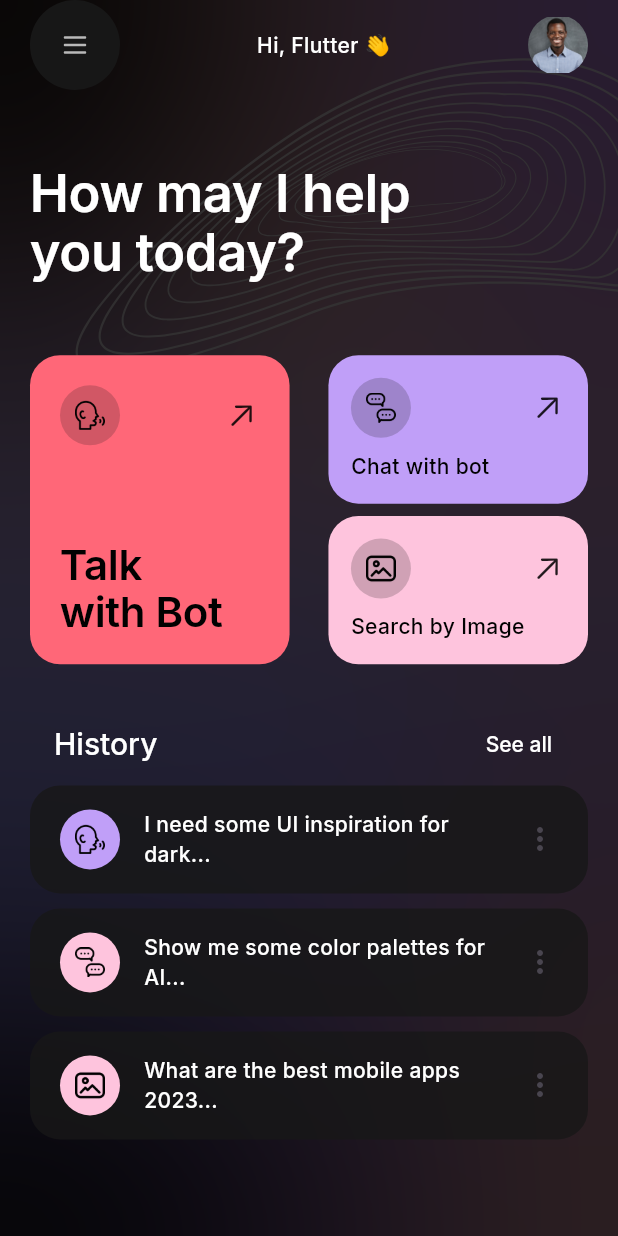
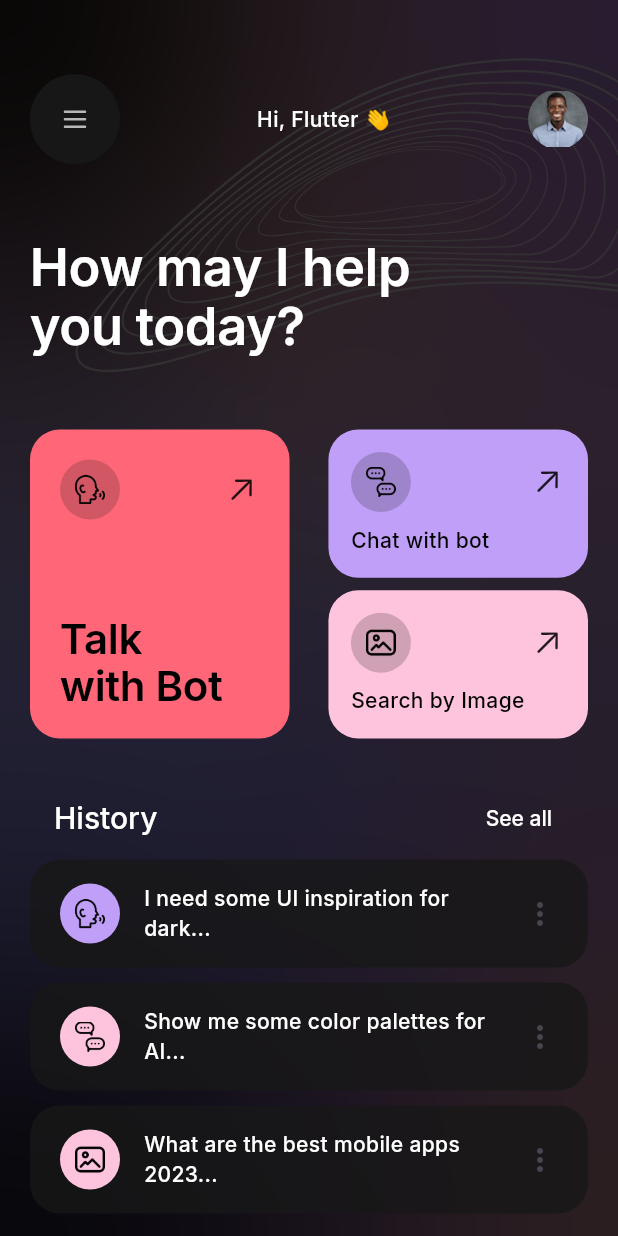
Before and after one commit to yunweneric/flutter-open-ui, a Flutter app: the screen it shows after launch, after a tap on "Get Started", on a phone screen of 412 x 824 dp. Run offline on Flutter 3.47's test engine with Material 3 defaults, Android fonts, the phone set to English and light mode, and no system bars; our stand-ins replace flutter_svg, google_fonts, lottie.

```diff
--- a/lib/main.dart
+++ b/lib/main.dart
@@ -15,7 +15,7 @@ class MyApp extends StatelessWidget {
   Widget build(BuildContext context) {
     return MaterialApp(
       debugShowCheckedModeBanner: false,
-      title: 'Bot',
+      title: 'Flutter Bot',
       theme: ThemeData(
         primaryColorLight: AppColors.white,
         primaryColorDark: AppColors.bgColor,
--- a/lib/screens/chat_screen.dart
+++ b/lib/screens/chat_screen.dart
@@ -26,7 +26,7 @@ class _ChatScreenState extends State<ChatScreen> with SingleTickerProviderStateM
   bool isAnimating = false;
   @override
   void initState() {
-    controller = AnimationController(duration: Duration(milliseconds: 2000), vsync: this);
+    controller = AnimationController(duration: Duration(milliseconds: 8000), vsync: this);
     final Animation<double> curve = CurvedAnimation(parent: controller!, curve: Curves.easeInOutBack);
     animateRotation = Tween<double>(begin: 0, end: pi * 2).animate(curve);
     scaleAnimation = Tween<double>(begin: 1.1, end: 1).animate(curve);
--- a/lib/screens/home_screen.dart
+++ b/lib/screens/home_screen.dart
@@ -48,7 +48,7 @@ class _HomeScreenState extends State<HomeScreen> with SingleTickerProviderStateM
     SystemChrome.setEnabledSystemUIMode(SystemUiMode.manual, overlays: [SystemUiOverlay.top]);
     return AnnotatedRegion(
       value: SystemUiOverlayStyle(
-        statusBarColor: Theme.of(context).scaffoldBackgroundColor.withOpacity(0.8),
+        statusBarColor: Theme.of(context).scaffoldBackgroundColor.withOpacity(0),
       ),
       child: Scaffold(
         body: Stack(
@@ -68,8 +68,7 @@ class _HomeScreenState extends State<HomeScreen> with SingleTickerProviderStateM
                 height: AppSizing.height(context) * 0.4,
               ),
             ),
-            SafeArea(
-              child: Container(
+            Container(
               color: Theme.of(context).scaffoldBackgroundColor.withOpacity(0.8),
               width: AppSizing.width(context),
               height: AppSizing.height(context),
@@ -78,6 +77,7 @@ class _HomeScreenState extends State<HomeScreen> with SingleTickerProviderStateM
                 child: Column(
                   crossAxisAlignment: CrossAxisAlignment.start,
                   children: [
+                    AppSizing.k30(context),
                     appbar(context),
                     AppSizing.k30(context),
                     Text("How may I help\nyou today?", style: Theme.of(context).textTheme.displayLarge),
@@ -86,7 +86,6 @@ class _HomeScreenState extends State<HomeScreen> with SingleTickerProviderStateM
                     AppSizing.k20(context),
                     listItems(context),
                   ],
-                  ),
                 ),
               ),
             ),
--- a/lib/screens/splash_screen.dart
+++ b/lib/screens/splash_screen.dart
@@ -58,7 +58,7 @@ class _SplashScreenState extends State<SplashScreen> with SingleTickerProviderSt
                     AppAsset.splash_grid,
                     color: Colors.white.withOpacity(0.3),
                     width: AppSizing.width(context),
-                    height: AppSizing.height(context) * 0.6,
+                    // height: AppSizing.height(context) * 0.6,
                     fit: BoxFit.cover,
                   ),
                 );
@@ -91,14 +91,14 @@ class _SplashScreenState extends State<SplashScreen> with SingleTickerProviderSt
                         },
                       ),
                       AppSizing.k20(context),
-                      AppSizing.k20(context),
+                      // AppSizing.k20(context),
                     ],
                   ),
                   Container(
                     // color: AppColors.pink,
                     alignment: Alignment.center,
                     height: AppSizing.height(context) * 0.5,
-                    child: Transform.scale(scale: 1.2, child: Image.asset(AppAsset.botImage)),
+                    child: Transform.scale(scale: 1.2, child: Image.asset(AppAsset.botImage, color: Theme.of(context).primaryColor)),
                   ),
                   TweenAnimationBuilder(
                       tween: Tween<Offset>(begin: Offset(0, 500), end: Offset.zero),
--- a/lib/utils/colors.dart
+++ b/lib/utils/colors.dart
@@ -3,6 +3,7 @@ import 'package:flutter/material.dart';
 class AppColors {
   static const bgColor = Color(0xFF010101);
   static const primary = Color(0XFFFF6778);
+  // static const primary = Colors.teal;
   static const bgCard = Color(0xFF171717);
   static const pink = Color(0xFFC09FF8);
   static const purple = Color(0xFFFEC4DD);
```
Lines whose indentation alone changed are shown as unchanged.
